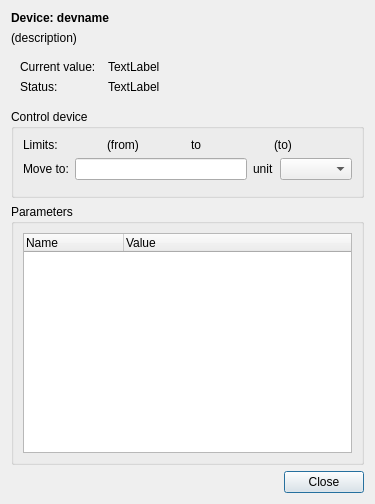
Above: lib/nicos/clients/gui/panels/devices_one.ui from mlz-ictrl/nicos before the change. Below: the same form after it.
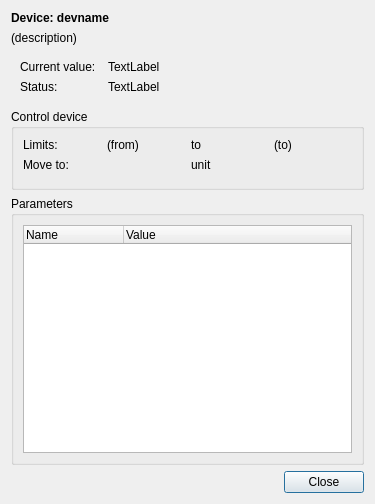
That is the form after the change.

Commit message: gui: support for editing device values and parameters with bespoke widgets

```diff
--- a/lib/nicos/clients/gui/panels/devices_one.ui
+++ b/lib/nicos/clients/gui/panels/devices_one.ui
@@ -147,9 +147,6 @@
           </property>
          </widget>
         </item>
-        <item>
-         <widget class="QLineEdit" name="target"/>
-        </item>
         <item>
          <widget class="QLabel" name="targetUnit">
           <property name="text">
@@ -157,9 +154,6 @@
           </property>
          </widget>
         </item>
-        <item>
-         <widget class="QComboBox" name="targetBox"/>
-        </item>
        </layout>
       </item>
       <item>
```
Left out of the diff: 4 changed lines with no effect on the pictures. The commit also changes 4 other files.
